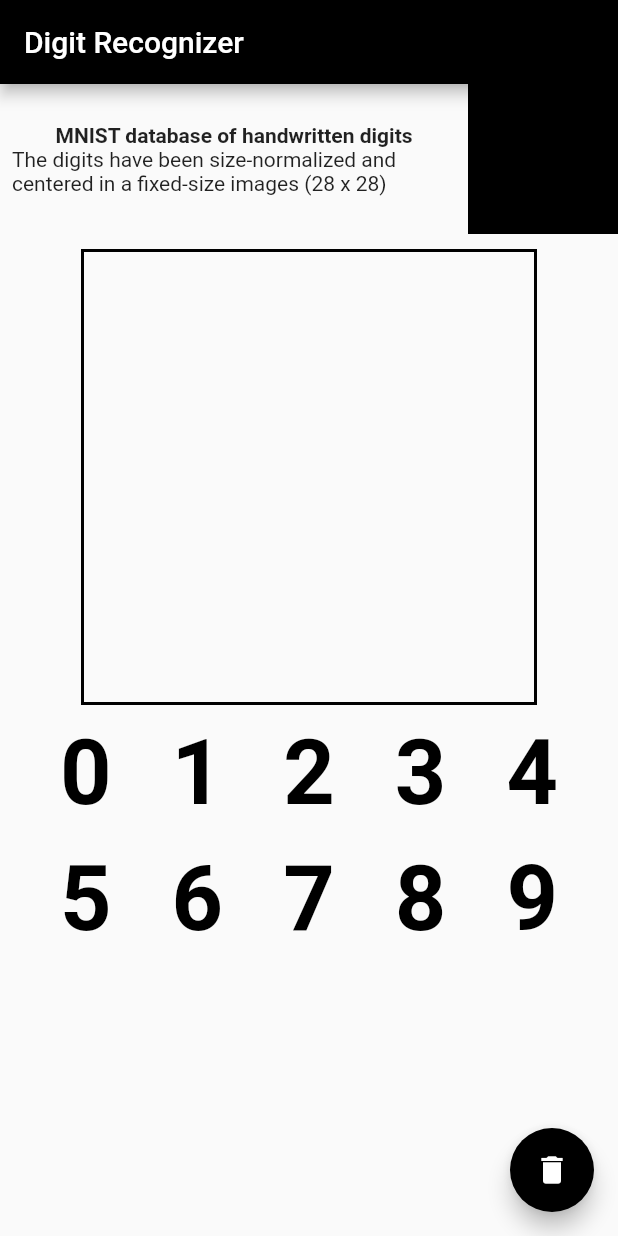
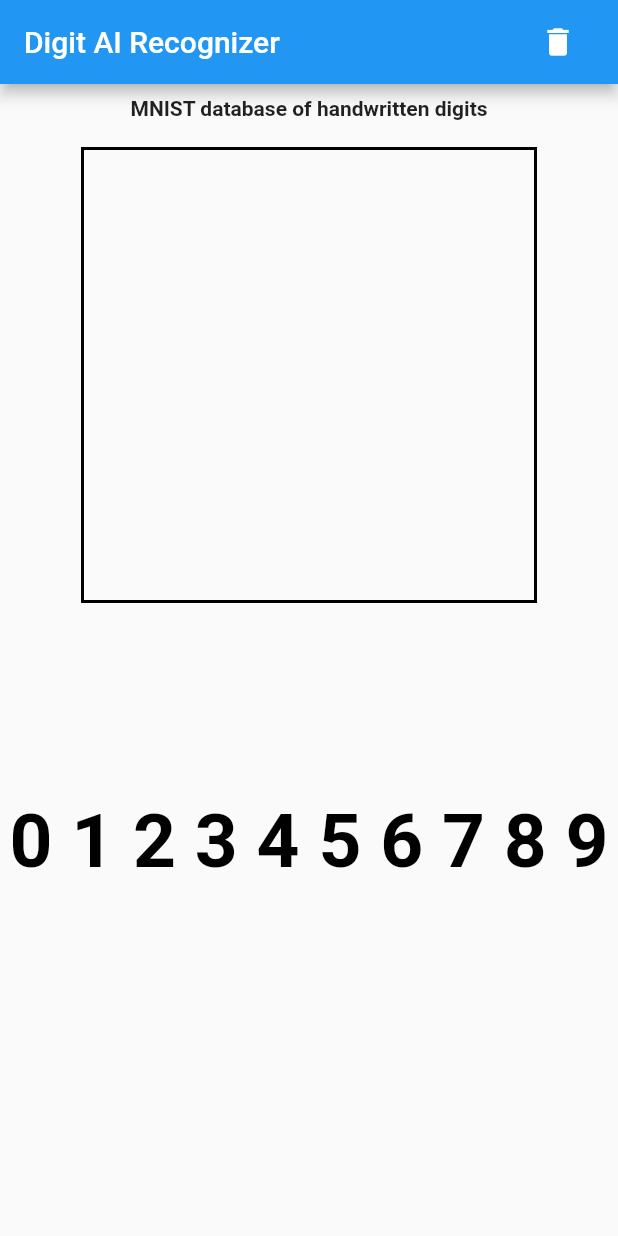
Before and after one commit to luigimicco/flutter_ai_digit, a Flutter app: the screen it shows after launch, on a phone screen of 412 x 824 dp. Run offline on Flutter 3.47's test engine with Material 2 defaults, Android fonts, the phone set to English and light mode, and no system bars; missing offline and left inert: flutter_tflite.

Commit message:
fix layout

```diff
--- a/lib/main.dart
+++ b/lib/main.dart
@@ -16,10 +16,7 @@ class MyApp extends StatelessWidget {
       debugShowCheckedModeBanner: false,
       theme: ThemeData(
         appBarTheme: const AppBarTheme(
-          color: Colors.black,
-        ),
-        floatingActionButtonTheme: const FloatingActionButtonThemeData(
-          backgroundColor: Colors.black,
+          color: Colors.blue,
         ),
       ),
       home: const DrawScreen(),
--- a/lib/screens/draw_screen.dart
+++ b/lib/screens/draw_screen.dart
@@ -36,9 +36,25 @@ class _DrawScreenState extends State<DrawScreen> {
   Widget build(BuildContext context) {
     return Scaffold(
       appBar: AppBar(
-        title: const Text('Digit Recognizer'),
+        title: Flex(
+          direction: Axis.horizontal,
+          mainAxisAlignment: MainAxisAlignment.spaceBetween,
+          children: [
+            const Text('Digit AI Recognizer'),
+            IconButton(
+                onPressed: () {
+                  setState(() {
+                    _points.clear();
+                    _prediction.clear();
+                  });
+                },
+                icon: const Icon(Icons.delete))
+          ],
         ),
-      body: Column(
+        centerTitle: true,
+      ),
+      body: SingleChildScrollView(
+        child: Column(
           children: <Widget>[
             Row(
               children: <Widget>[
@@ -52,15 +68,12 @@ class _DrawScreenState extends State<DrawScreen> {
                           style: TextStyle(
                             fontWeight: FontWeight.bold,
                           ),
-                      ),
-                      Text(
-                        'The digits have been size-normalized and centered in a fixed-size images (28 x 28)',
                         )
                       ],
                     ),
                   ),
                 ),
-              _mnistPreviewImage(),
+                // _mnistPreviewImage(),
               ],
             ),
             const SizedBox(
@@ -75,14 +88,6 @@ class _DrawScreenState extends State<DrawScreen> {
             ),
           ],
         ),
-      floatingActionButton: FloatingActionButton(
-        child: const Icon(Icons.delete),
-        onPressed: () {
-          setState(() {
-            _points.clear();
-            _prediction.clear();
-          });
-        },
       ),
     );
   }
@@ -113,7 +118,6 @@ class _DrawScreenState extends State<DrawScreen> {
           _points.add(null);
           if (_points.isNotEmpty) {
             _recognize();
-            setState(() {});
           }
         },
         child: CustomPaint(
--- a/lib/screens/drawing_painter.dart
+++ b/lib/screens/drawing_painter.dart
@@ -9,7 +9,7 @@ class DrawingPainter extends CustomPainter {
 
   final Paint _paint = Paint()
     ..strokeCap = StrokeCap.round
-    ..color = Colors.black
+    ..color = Colors.blue
     ..strokeWidth = Constants.strokeWidth;
 
   @override
--- a/lib/screens/prediction_widget.dart
+++ b/lib/screens/prediction_widget.dart
@@ -9,24 +9,53 @@ class PredictionWidget extends StatelessWidget {
   Widget _numberWidget(int num, Prediction? prediction) {
     return Column(
       children: <Widget>[
+        Stack(
+          alignment: AlignmentDirectional.bottomEnd,
+          children: [
+            const SizedBox(
+              height: 120,
+              width: 5,
+            ),
+            Column(
+              children: [
+                Text(
+                  prediction == null
+                      ? ''
+                      : "${(prediction.confidence * 100).toStringAsFixed(0)}%",
+                  style: const TextStyle(
+                    fontSize: 10,
+                  ),
+                ),
+                const SizedBox(height: 2),
+                Container(
+                  height:
+                      (prediction == null) ? 0 : prediction.confidence * 100,
+                  width: 5,
+                  decoration: BoxDecoration(
+                    borderRadius: BorderRadius.circular(2),
+                    color: prediction == null
+                        ? Colors.black
+                        : Colors.blue.withOpacity(
+                            (prediction.confidence * 2).clamp(0, 1).toDouble(),
+                          ),
+                  ),
+                ),
+              ],
+            ),
+          ],
+        ),
         Text(
           '$num',
           style: TextStyle(
-            fontSize: 60,
+            fontSize: 50,
             fontWeight: FontWeight.bold,
             color: prediction == null
                 ? Colors.black
-                : Colors.red.withOpacity(
+                : Colors.blue.withOpacity(
                     (prediction.confidence * 2).clamp(0, 1).toDouble(),
                   ),
           ),
         ),
-        Text(
-          prediction == null ? '' : prediction.confidence.toStringAsFixed(3),
-          style: const TextStyle(
-            fontSize: 12,
-          ),
-        )
       ],
     );
   }
@@ -61,17 +90,11 @@ class PredictionWidget extends StatelessWidget {
     return Column(
       children: <Widget>[
         Row(
-          mainAxisAlignment: MainAxisAlignment.spaceEvenly,
+          mainAxisAlignment: MainAxisAlignment.spaceAround,
           children: <Widget>[
-            for (var i = 0; i < 5; i++) _numberWidget(i, styles[i])
+            for (var i = 0; i < 10; i++) _numberWidget(i, styles[i])
           ],
         ),
-        Row(
-          mainAxisAlignment: MainAxisAlignment.spaceEvenly,
-          children: <Widget>[
-            for (var i = 5; i < 10; i++) _numberWidget(i, styles[i])
-          ],
-        )
       ],
     );
   }
--- a/lib/utils/constants.dart
+++ b/lib/utils/constants.dart
@@ -5,5 +5,5 @@ class Constants {
   static double imageSize = 300;
   static int mnistImageSize = 28;
 
-  static double strokeWidth = 8;
+  static double strokeWidth = 10;
 }
```
Lines whose indentation alone changed are shown as unchanged.
